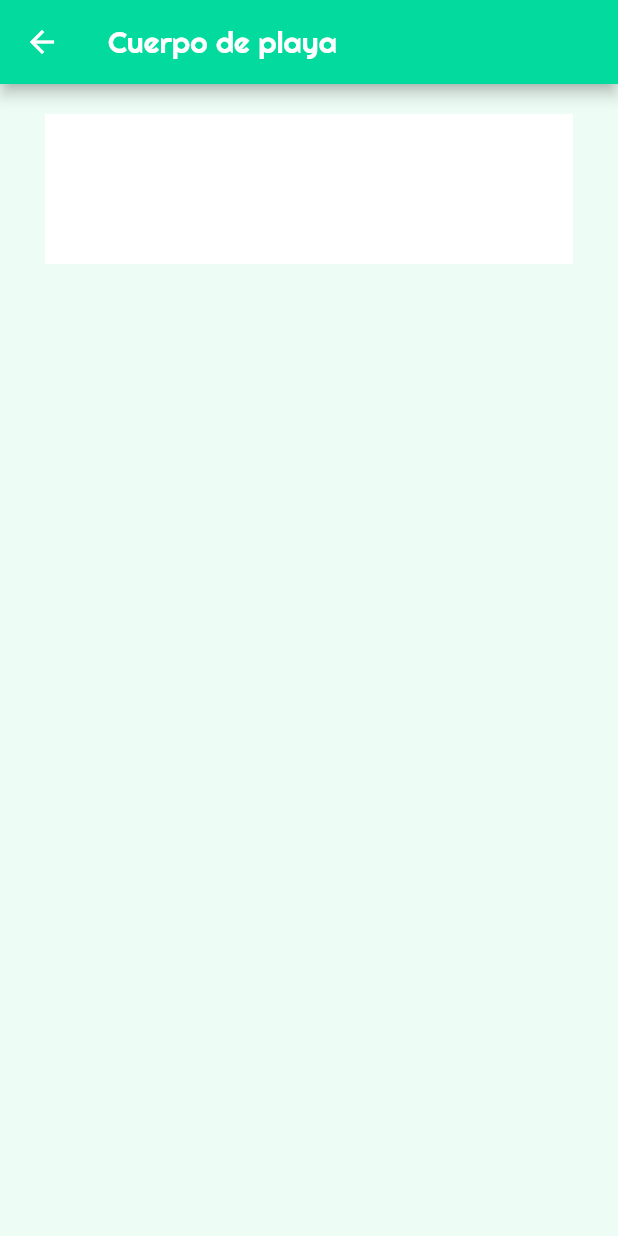
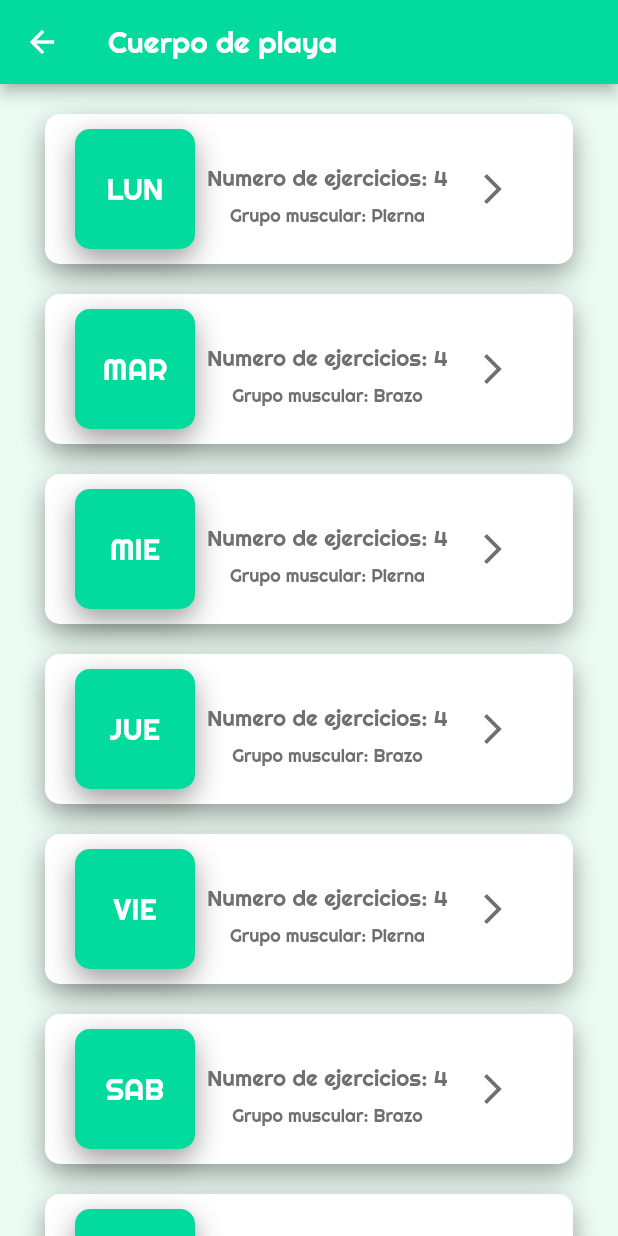
Before and after one commit to Memo28/Healthy-Life, a Flutter app: the WorkoutOverview screen opened directly, on a phone screen of 412 x 824 dp. Run offline on Flutter 3.47's test engine with Material 2 defaults, Android fonts, the phone set to English and light mode, and no system bars.

Commit message:
Cards for workout

```diff
--- a/healthy_life/lib/workout_page/workout_card_overview.dart
+++ b/healthy_life/lib/workout_page/workout_card_overview.dart
@@ -1,4 +1,5 @@
 import 'package:flutter/material.dart';
+import 'workout_day.dart';
 
 class WorkoutCardOverview extends StatelessWidget{
   int totalExercises = 10;
@@ -7,15 +8,103 @@ class WorkoutCardOverview extends StatelessWidget{
 
   WorkoutCardOverview(this.totalExercises, this.day, this.focusGroup);
 
+  Future goToWorkout(context) async {
+    Navigator.push(context, MaterialPageRoute(builder: (context) => WorkoutDay()));
+  }
+
   @override
   Widget build(BuildContext context) {
     // TODO: implement build
+
+    final dayContainer = Container(
+      margin: EdgeInsets.only(left: 20.0),
+      height: 80,
+      width: 80,
+      alignment: Alignment.center,
+      decoration: BoxDecoration(
+          color: Theme.of(context).primaryColor,
+          borderRadius: BorderRadius.all(Radius.circular(10.0)),
+          shape: BoxShape.rectangle,
+          boxShadow: <BoxShadow>[
+            BoxShadow(
+                color: Colors.black38,
+                blurRadius: 15.0,
+                offset: Offset(0.0, 7.0)
+            )
+          ]
+      ),
+      child: Text(
+        day,
+        style: TextStyle(
+            color: Colors.white,
+            fontFamily: "Righteous",
+            fontSize: 20
+        ),
+      ),
+    );
+
+    final informationContainer = Column(
+      mainAxisAlignment: MainAxisAlignment.center,
+      children: <Widget>[
+        Padding(
+          padding: const EdgeInsets.all(8.0),
+          child: Text(
+            "Numero de ejercicios: $totalExercises",
+            style: TextStyle(
+                fontFamily: "Righteous",
+                color: Theme.of(context).textSelectionColor,
+                fontSize: 15
+            ),
+          ),
+        ),
+        Text(
+          "Grupo muscular: $focusGroup",
+          style: TextStyle(
+              fontFamily: "Righteous",
+              color: Theme.of(context).textSelectionColor,
+              fontSize: 12
+          )
+        ),
+
+      ],
+    );
+
+    final redirectionButton = InkWell(
+      onTap: (){
+        goToWorkout(context);
+      },
+      child: Container(
+        margin: EdgeInsets.only(left: 10),
+        child: Icon(
+          Icons.arrow_forward_ios,
+          color: Theme.of(context).textSelectionColor,
+        ),
+      ),
+    );
 
 
     return Container(
       height: 100,
       margin: EdgeInsets.only(top: 20.0, left: 30.0, right: 30.0),
-      color: Colors.white,
+      decoration: BoxDecoration(
+          color: Colors.white,
+          borderRadius: BorderRadius.all(Radius.circular(10.0)),
+          shape: BoxShape.rectangle,
+          boxShadow: <BoxShadow>[
+            BoxShadow(
+                color: Colors.black38,
+                blurRadius: 15.0,
+                offset: Offset(0.0, 7.0)
+            )
+          ]
+      ),
+      child: Row(
+        children: <Widget>[
+          dayContainer,
+          informationContainer,
+          redirectionButton
+        ],
+      ),
     );
   }
 
--- /dev/null
+++ b/healthy_life/lib/workout_page/workout_day.dart
@@ -0,0 +1,21 @@
+import 'package:flutter/material.dart';
+
+class WorkoutDay extends StatefulWidget{
+  @override
+  State<StatefulWidget> createState() {
+    // TODO: implement createState
+    return _WorkoutDay();
+  }
+
+}
+
+class _WorkoutDay extends State<WorkoutDay>{
+  @override
+  Widget build(BuildContext context) {
+    // TODO: implement build
+    return Scaffold(
+      backgroundColor: Theme.of(context).backgroundColor,
+    );
+  }
+
+}
--- a/healthy_life/lib/workout_page/workout_list_overview.dart
+++ b/healthy_life/lib/workout_page/workout_list_overview.dart
@@ -16,7 +16,14 @@ class _WorkoutListOverview extends State<WorkoutListOverview>{
     // TODO: implement build
     return ListView(
       children: <Widget>[
-        WorkoutCardOverview(4,'F','K')
+        WorkoutCardOverview(4,'LUN','Pierna'),
+        WorkoutCardOverview(4,'MAR','Brazo'),
+        WorkoutCardOverview(4,'MIE','Pierna'),
+        WorkoutCardOverview(4,'JUE','Brazo'),
+        WorkoutCardOverview(4,'VIE','Pierna'),
+        WorkoutCardOverview(4,'SAB','Brazo'),
+        WorkoutCardOverview(4,'VIE','Pierna'),
+        WorkoutCardOverview(4,'SAB','Brazo')
       ],
     );
   }
```
